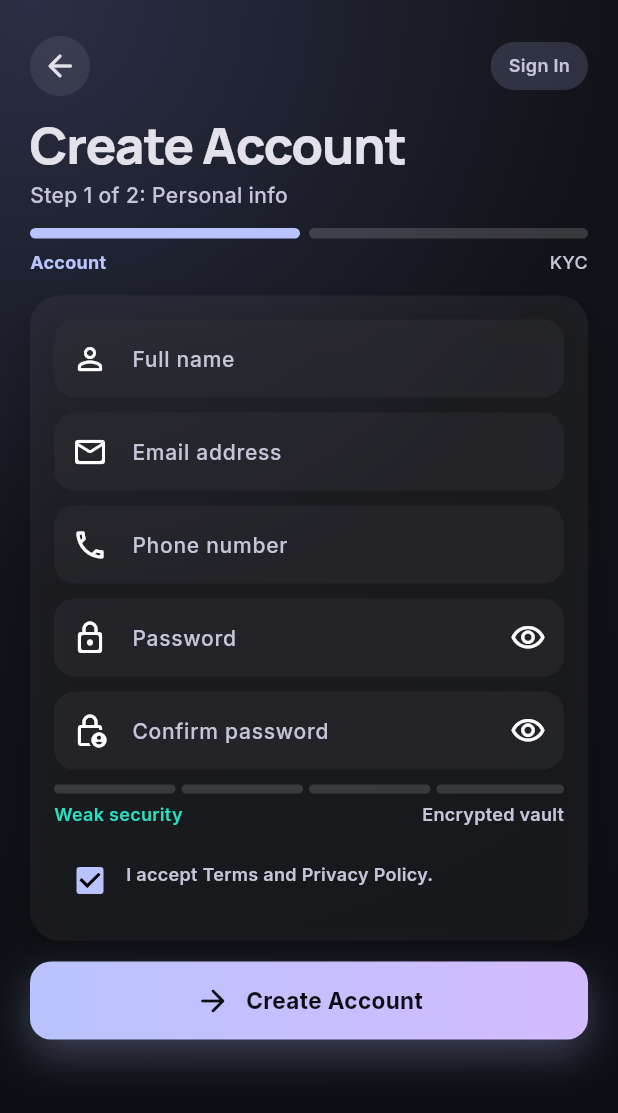
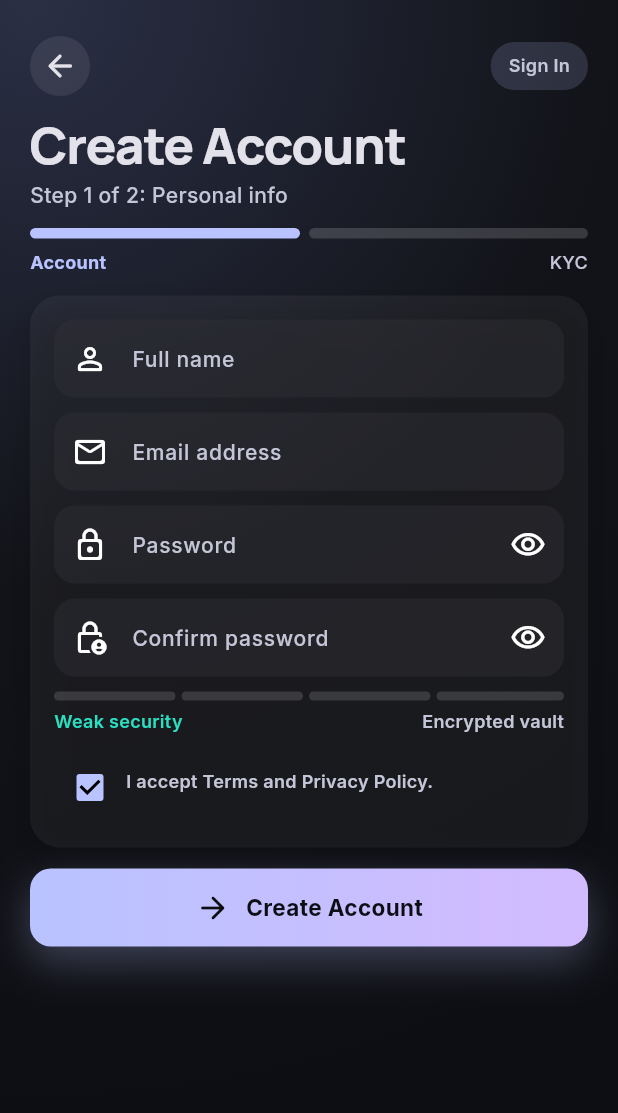
Before and after one commit to ashrafulislamse/Securevote, a Flutter app: the RegisterScreen screen opened by its route, on a phone screen of 412 x 824 dp. Shown: the top 1113 px of the screen. Run offline on Flutter 3.47's test engine with Material 3 defaults, Android fonts, the phone set to English and light mode, and no system bars; our stand-ins replace dio, flutter_secure_storage, freezed_annotation, google_fonts, image_picker, shared_preferences; accounts and stored records are empty; project files that could hold a hidden picture were left out.

Commit message:
fix(flutter): production API URL default + error handling + remove phone field
Three fixes for registration failures on real devices:

1. Set production API URL as permanent default in api_client.dart.
   Previously defaulted to http://127.0.0.1:8787 (local dev server),
   which is unreachable from a phone (127.0.0.1 = the phone itself).
   Now defaults to https://securevote-api.founder-fb4.workers.dev so
   release builds work without --dart-define.

2. Convert DioException to ApiException in getApi/postApi/patchApi.
   Previously, when the API returned an error (e.g. 409 'email already
   registered'), the raw DioException propagated up. AuthProvider only
   catches ApiException, so the error was swallowed and the user saw a
   generic 'Registration failed' with no reason. Now all API errors are
   properly converted and their messages surface to the user.

3. Fix _mapError to read data['error'] field. The API returns errors
   as { error: '...' } but _mapError only looked for data['message'],
   so server-provided messages were always lost. Now checks both.

Also removed the phone number field from the registration screen
(no longer needed at signup; still available in Edit Profile).

```diff
--- a/securevote_flutter_sim/lib/features/auth/presentation/screens/register_screen.dart
+++ b/securevote_flutter_sim/lib/features/auth/presentation/screens/register_screen.dart
@@ -21,7 +21,6 @@
 
   final TextEditingController _fullNameController = TextEditingController();
   final TextEditingController _emailController = TextEditingController();
-  final TextEditingController _phoneController = TextEditingController();
   final TextEditingController _passwordController = TextEditingController();
   final TextEditingController _confirmPasswordController =
       TextEditingController();
@@ -30,7 +29,6 @@
   void dispose() {
     _fullNameController.dispose();
     _emailController.dispose();
-    _phoneController.dispose();
     _passwordController.dispose();
     _confirmPasswordController.dispose();
     super.dispose();
@@ -107,12 +105,6 @@
                     hint: 'Email address',
                     icon: Icons.mail_outline_rounded,
                     controller: _emailController,
-                  ),
-                  const SizedBox(height: 10),
-                  _AuthField(
-                    hint: 'Phone number',
-                    icon: Icons.call_outlined,
-                    controller: _phoneController,
                   ),
                   const SizedBox(height: 10),
                   _AuthField(
@@ -221,9 +213,8 @@
                   final fullName = _fullNameController.text.trim();
                   final email = _emailController.text.trim();
                   final password = _passwordController.text;
-                  final phone = _phoneController.text.trim();
 
-                  // Validate fields (phone is optional)
+                  // Validate fields
                   if (fullName.isEmpty || email.isEmpty || password.isEmpty) {
                     ScaffoldMessenger.of(context).showSnackBar(
                       const SnackBar(content: Text('Please fill all fields')),
@@ -277,7 +268,6 @@
                       email: email,
                       password: password,
                       fullName: fullName,
-                      phone: phone.isEmpty ? null : phone,
                     );
                     if (!mounted) return;
 
```
Also changed, not shown: securevote_flutter_sim/lib/core/network/api_client.dart (+16 -2 lines).
